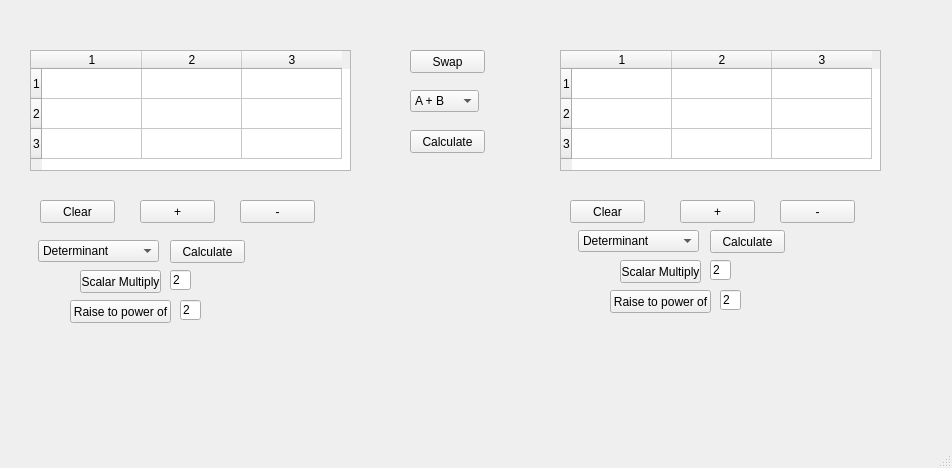
justinhay14/Matrix-Calulator-cpp, file mainwindow.ui: the form before one commit.
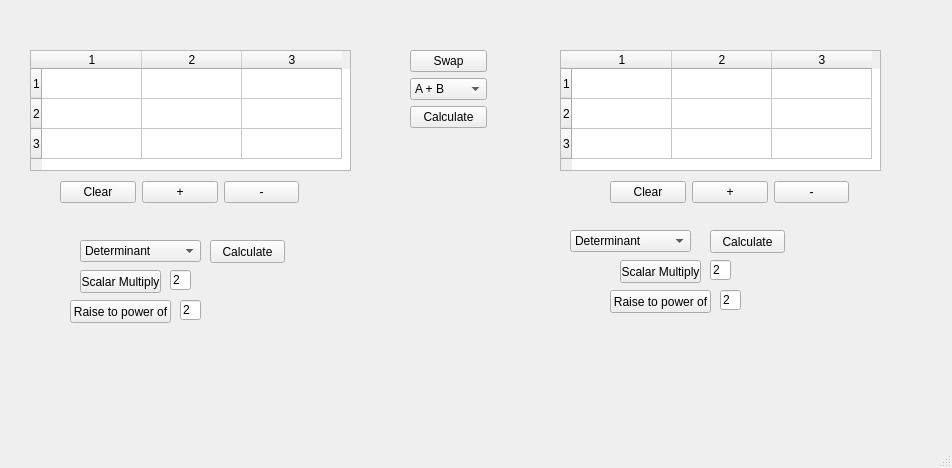
The form after the commit.

Commit message: added clearing functionality and some reformatting

```diff
--- a/mainwindow.ui
+++ b/mainwindow.ui
@@ -14,49 +14,6 @@
    <string>Matrix Calculator</string>
   </property>
   <widget class="QWidget" name="centralwidget">
-   <widget class="QPushButton" name="pushButton">
-    <property name="geometry">
-     <rect>
-      <x>410</x>
-      <y>130</y>
-      <width>75</width>
-      <height>23</height>
-     </rect>
-    </property>
-    <property name="text">
-     <string>Calculate</string>
-    </property>
-   </widget>
-   <widget class="QComboBox" name="comboBox">
-    <property name="geometry">
-     <rect>
-      <x>410</x>
-      <y>90</y>
-      <width>69</width>
-      <height>22</height>
-     </rect>
-    </property>
-    <item>
-     <property name="text">
-      <string>A + B</string>
-     </property>
-    </item>
-    <item>
-     <property name="text">
-      <string>A - B</string>
-     </property>
-    </item>
-    <item>
-     <property name="text">
-      <string>AB</string>
-     </property>
-    </item>
-    <item>
-     <property name="text">
-      <string>BA</string>
-     </property>
-    </item>
-   </widget>
    <widget class="QTableWidget" name="tableWidget">
     <property name="geometry">
      <rect>
@@ -337,101 +294,10 @@
      </property>
     </item>
    </widget>
-   <widget class="QPushButton" name="pushButton_2">
-    <property name="geometry">
-     <rect>
-      <x>410</x>
-      <y>50</y>
-      <width>75</width>
-      <height>23</height>
-     </rect>
-    </property>
-    <property name="text">
-     <string>Swap</string>
-    </property>
-   </widget>
-   <widget class="QPushButton" name="pushButton_3">
-    <property name="geometry">
-     <rect>
-      <x>40</x>
-      <y>200</y>
-      <width>75</width>
-      <height>23</height>
-     </rect>
-    </property>
-    <property name="text">
-     <string>Clear</string>
-    </property>
-   </widget>
-   <widget class="QPushButton" name="pushButton_4">
-    <property name="geometry">
-     <rect>
-      <x>570</x>
-      <y>200</y>
-      <width>75</width>
-      <height>23</height>
-     </rect>
-    </property>
-    <property name="text">
-     <string>Clear</string>
-    </property>
-   </widget>
-   <widget class="QPushButton" name="pushButton_5">
-    <property name="geometry">
-     <rect>
-      <x>140</x>
-      <y>200</y>
-      <width>75</width>
-      <height>23</height>
-     </rect>
-    </property>
-    <property name="text">
-     <string>+</string>
-    </property>
-   </widget>
-   <widget class="QPushButton" name="pushButton_6">
-    <property name="geometry">
-     <rect>
-      <x>240</x>
-      <y>200</y>
-      <width>75</width>
-      <height>23</height>
-     </rect>
-    </property>
-    <property name="text">
-     <string>-</string>
-    </property>
-   </widget>
-   <widget class="QPushButton" name="pushButton_7">
-    <property name="geometry">
-     <rect>
-      <x>680</x>
-      <y>200</y>
-      <width>75</width>
-      <height>23</height>
-     </rect>
-    </property>
-    <property name="text">
-     <string>+</string>
-    </property>
-   </widget>
-   <widget class="QPushButton" name="pushButton_8">
-    <property name="geometry">
-     <rect>
-      <x>780</x>
-      <y>200</y>
-      <width>75</width>
-      <height>23</height>
-     </rect>
-    </property>
-    <property name="text">
-     <string>-</string>
-    </property>
-   </widget>
    <widget class="QComboBox" name="comboBox_2">
     <property name="geometry">
      <rect>
-      <x>38</x>
+      <x>80</x>
       <y>240</y>
       <width>121</width>
       <height>22</height>
@@ -474,7 +340,7 @@
    <widget class="QPushButton" name="pushButton_10">
     <property name="geometry">
      <rect>
-      <x>170</x>
+      <x>210</x>
       <y>240</y>
       <width>75</width>
       <height>23</height>
@@ -539,7 +405,7 @@
    <widget class="QComboBox" name="comboBox_3">
     <property name="geometry">
      <rect>
-      <x>578</x>
+      <x>570</x>
       <y>230</y>
       <width>121</width>
       <height>22</height>
@@ -618,6 +484,122 @@
      <string>2</string>
     </property>
    </widget>
+   <widget class="QWidget" name="">
+    <property name="geometry">
+     <rect>
+      <x>610</x>
+      <y>180</y>
+      <width>239</width>
+      <height>25</height>
+     </rect>
+    </property>
+    <layout class="QHBoxLayout" name="horizontalLayout_2">
+     <item>
+      <widget class="QPushButton" name="pushButton_4">
+       <property name="text">
+        <string>Clear</string>
+       </property>
+      </widget>
+     </item>
+     <item>
+      <widget class="QPushButton" name="pushButton_7">
+       <property name="text">
+        <string>+</string>
+       </property>
+      </widget>
+     </item>
+     <item>
+      <widget class="QPushButton" name="pushButton_8">
+       <property name="text">
+        <string>-</string>
+       </property>
+      </widget>
+     </item>
+    </layout>
+   </widget>
+   <widget class="QWidget" name="">
+    <property name="geometry">
+     <rect>
+      <x>60</x>
+      <y>180</y>
+      <width>239</width>
+      <height>25</height>
+     </rect>
+    </property>
+    <layout class="QHBoxLayout" name="horizontalLayout">
+     <item>
+      <widget class="QPushButton" name="pushButton_3">
+       <property name="text">
+        <string>Clear</string>
+       </property>
+      </widget>
+     </item>
+     <item>
+      <widget class="QPushButton" name="pushButton_5">
+       <property name="text">
+        <string>+</string>
+       </property>
+      </widget>
+     </item>
+     <item>
+      <widget class="QPushButton" name="pushButton_6">
+       <property name="text">
+        <string>-</string>
+       </property>
+      </widget>
+     </item>
+    </layout>
+   </widget>
+   <widget class="QWidget" name="">
+    <property name="geometry">
+     <rect>
+      <x>410</x>
+      <y>50</y>
+      <width>77</width>
+      <height>80</height>
+     </rect>
+    </property>
+    <layout class="QVBoxLayout" name="verticalLayout">
+     <item>
+      <widget class="QPushButton" name="pushButton_2">
+       <property name="text">
+        <string>Swap</string>
+       </property>
+      </widget>
+     </item>
+     <item>
+      <widget class="QComboBox" name="comboBox">
+       <item>
+        <property name="text">
+         <string>A + B</string>
+        </property>
+       </item>
+       <item>
+        <property name="text">
+         <string>A - B</string>
+        </property>
+       </item>
+       <item>
+        <property name="text">
+         <string>AB</string>
+        </property>
+       </item>
+       <item>
+        <property name="text">
+         <string>BA</string>
+        </property>
+       </item>
+      </widget>
+     </item>
+     <item>
+      <widget class="QPushButton" name="pushButton">
+       <property name="text">
+        <string>Calculate</string>
+       </property>
+      </widget>
+     </item>
+    </layout>
+   </widget>
   </widget>
   <widget class="QStatusBar" name="statusbar"/>
   <widget class="QMenuBar" name="menubar">
```
Left out of the diff: 35 changed lines with no effect on the pictures.
